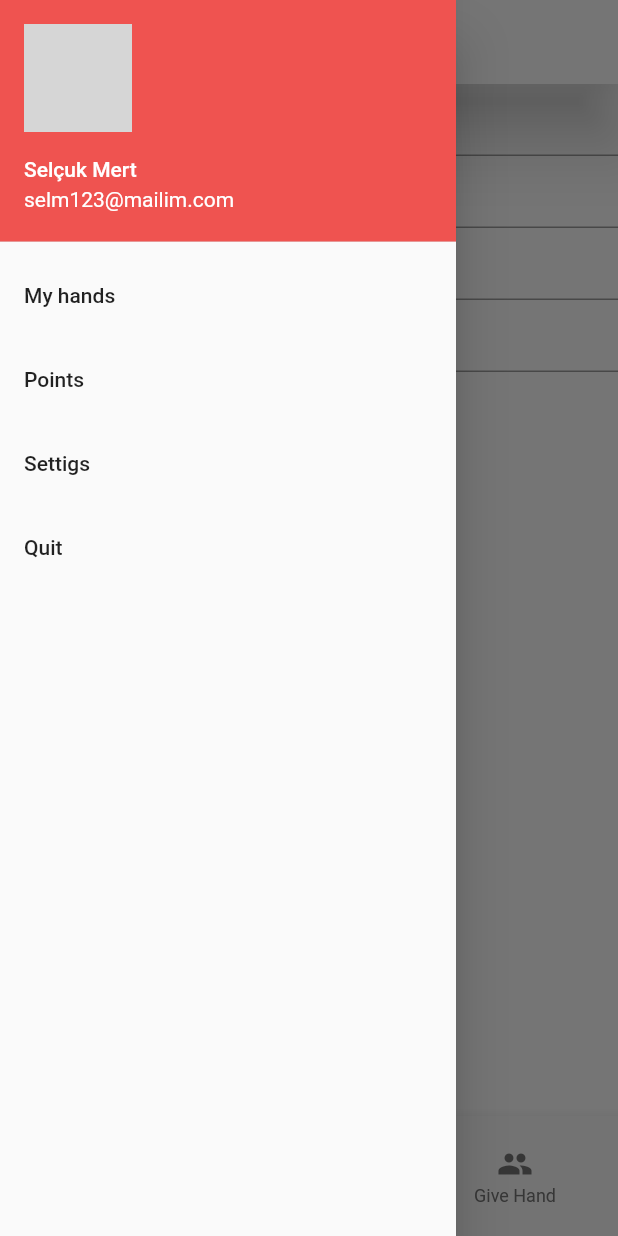
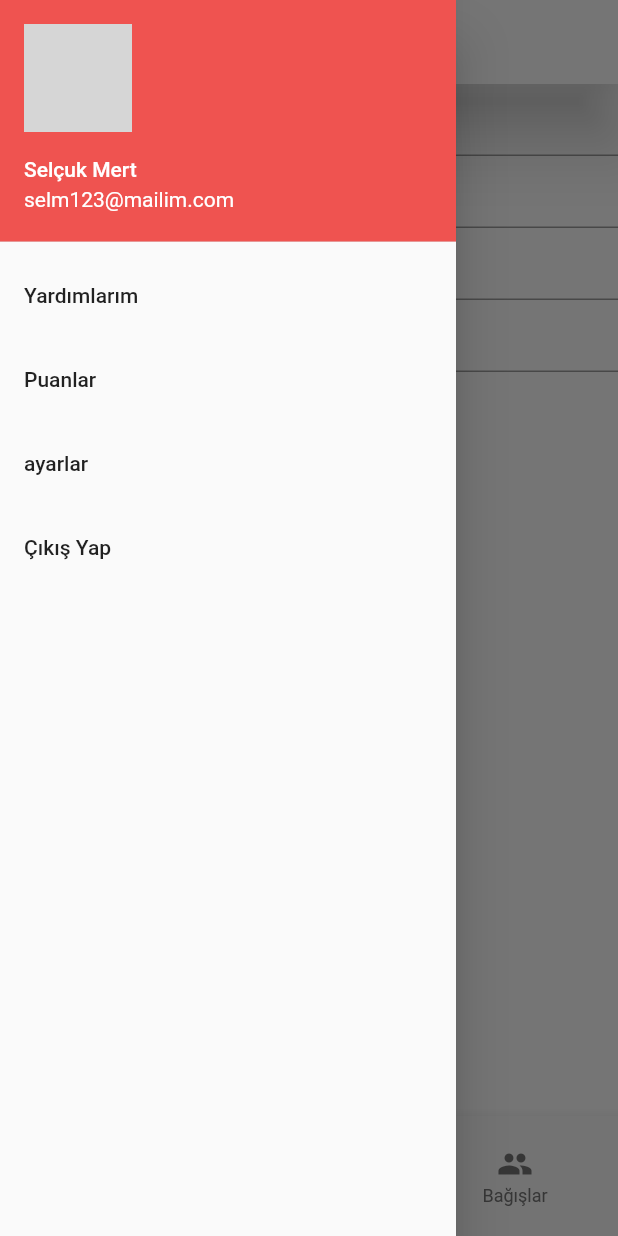
Before and after one commit to DSC-Turkey/Flutter, a Flutter app: the screen it shows after launch, item 2 of the bottom bar chosen, with the side drawer open, on a phone screen of 412 x 824 dp. Run offline on Flutter 3.47's test engine with Material 2 defaults, Android fonts, the phone set to English and light mode, and no system bars; network calls fail; grey boxes are pictures that could not be loaded.

Commit message:
Add files via upload

```diff
--- a/lib/Addpage.dart
+++ b/lib/Addpage.dart
@@ -17,25 +17,25 @@ class _AddpageState extends State<Addpage> {
     return Column(children: <Widget>[
       (TextFormField(
         keyboardType: TextInputType.text,
-        initialValue: "Item Name",
+        initialValue: "Yardım Başlığı",
         textAlign: TextAlign.center,
         autofocus: true,
       )),
       TextFormField(
         keyboardType: TextInputType.text,
-        initialValue: "Location",
+        initialValue: "Yer",
         textAlign: TextAlign.center,
         autofocus: true,
       ),
       TextFormField(
         keyboardType: TextInputType.text,
-        initialValue: "Information",
+        initialValue: "Açıklama",
         textAlign: TextAlign.center,
         autofocus: true,
       ),
       TextFormField(
         keyboardType: TextInputType.text,
-        initialValue: "Photo Url",
+        initialValue: "Fotoğraf Yolu",
         textAlign: TextAlign.center,
         autofocus: true,
       ),
@@ -51,7 +51,7 @@ class _AddpageState extends State<Addpage> {
         },
         isSelected: isSelected,
       ),
-      ElevatedButton(onPressed: null, child: Text("Save"))
+      ElevatedButton(onPressed: null, child: Text("Kaydet"))
     ]);
   }
 }
--- a/lib/ItemsDetail.dart
+++ b/lib/ItemsDetail.dart
@@ -62,7 +62,7 @@ class UrunDetay extends StatelessWidget {
             ),
             Padding(
               padding: const EdgeInsets.only(left: 15.0, right: 15.0),
-              child: Text("This Area will include information about item",
+              child: Text("Bu alanda yardım ile ilgili açıklama yer alıcak",
                   textAlign: TextAlign.center,
                   style: TextStyle(
                     fontSize: 16.0,
@@ -82,7 +82,7 @@ class UrunDetay extends StatelessWidget {
               ),
               child: Center(
                 child: Text(
-                  type ? "Take Hand" : "Give Hand",
+                  type ? "Yardımı al" : "Yardım yap",
                   style: TextStyle(
                     fontSize: 20.0,
                     fontWeight: FontWeight.bold,
--- a/lib/main.dart
+++ b/lib/main.dart
@@ -86,19 +86,19 @@ class _MainMenuState extends State<MainMenu> {
               decoration: BoxDecoration(color: Colors.red[400]),
             ),
             ListTile(
-              title: Text("My hands"),
+              title: Text("Yardımlarım"),
               onTap: () {},
             ),
             ListTile(
-              title: Text("Points"),
+              title: Text("Puanlar"),
               onTap: () {},
             ),
             ListTile(
-              title: Text("Settigs"),
+              title: Text("ayarlar"),
               onTap: () {},
             ),
             ListTile(
-              title: Text("Quit"),
+              title: Text("Çıkış Yap"),
               onTap: () {
                 Navigator.pop(context);
               },
@@ -114,18 +114,18 @@ class _MainMenuState extends State<MainMenu> {
           BottomNavigationBarItem(
               // ignore: deprecated_member_use
               icon: Icon(Icons.hail),
-              title: Text("Need Help")),
+              title: Text("Yardım Talepleri")),
           BottomNavigationBarItem(
               // ignore: deprecated_member_use
               icon: Icon(
                 Icons.add_box,
                 size: 50,
               ),
-              title: Text("Add")),
+              title: Text("Ekle")),
           BottomNavigationBarItem(
               // ignore: deprecated_member_use
               icon: Icon(Icons.group),
-              title: Text("Give Hand"))
+              title: Text("Bağışlar"))
         ],
         onTap: (int tiklananButonPozisyonNo) {
           setState(() {
```
Also changed, not shown: lib/Helpme.dart (+6 -6 lines), lib/Needhelp.dart (+5 -5 lines), lib/cards.dart (line endings or trailing spaces).
